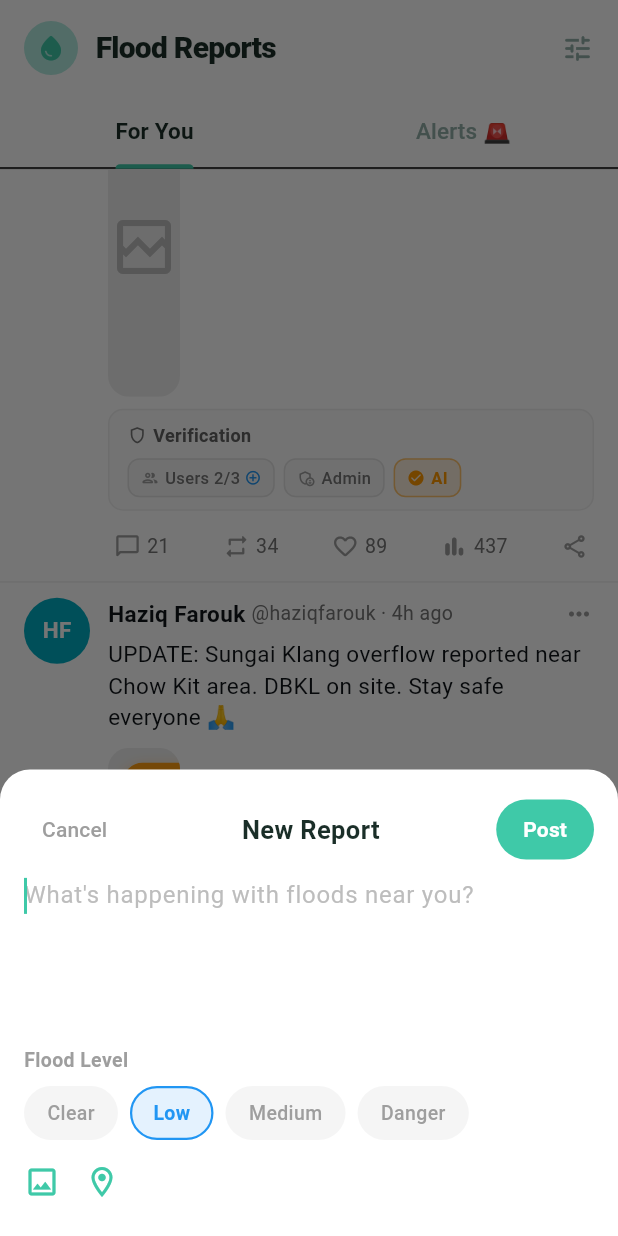
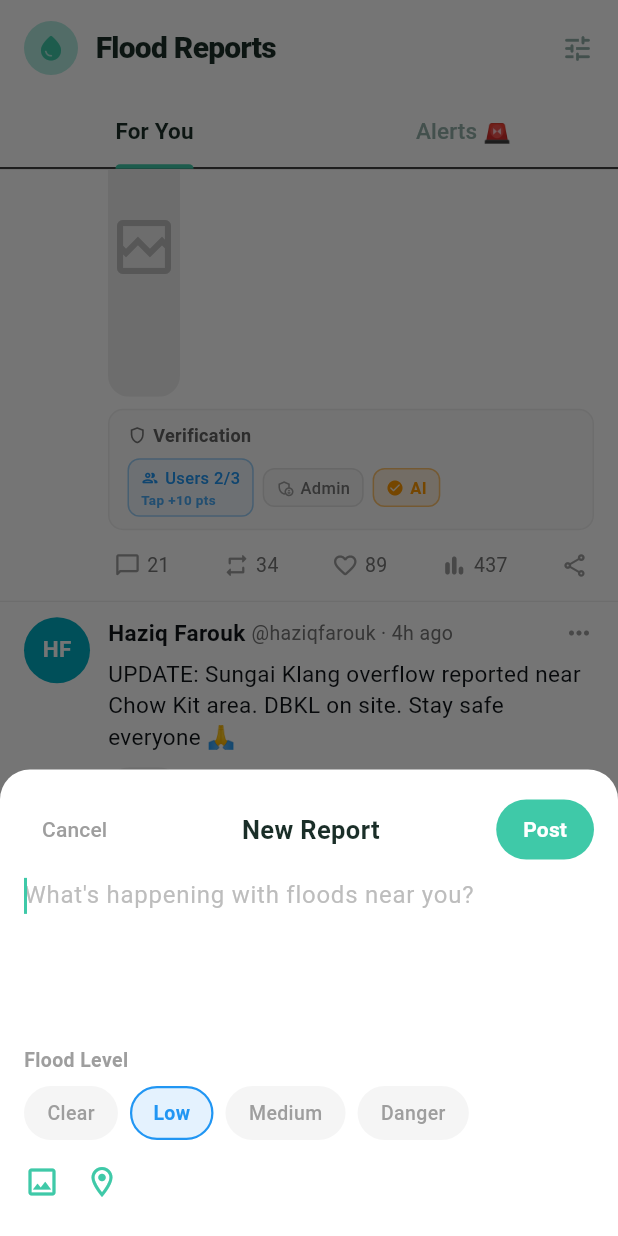
Before and after one commit to Dhaneesh05/KitahackProject2026, a Flutter app: the FeedScreen screen opened directly, scrolled down 576 dp, after a tap on the "add" icon, on a phone screen of 412 x 824 dp. Run offline on Flutter 3.47's test engine with Material 3 defaults, Android fonts, the phone set to English and light mode, and no system bars; our stand-ins replace csv, flutter_dotenv, google_generative_ai, google_maps_flutter, image_picker; missing offline and left inert: dart:js; network calls fail.

Commit message:
V3: Gamified Incentive Redemption Center and Real Verification Tracking

```diff
--- a/lib/models/post.dart
+++ b/lib/models/post.dart
@@ -10,8 +10,8 @@ class Post {
   int reposts;
   final String floodSeverity;
 
-  // Verification
-  int userVerifications; // 3 needed for full user verification
+  // Verification — stores handles of users who verified this post
+  final Set<String> verifiedByUsers;
   bool adminVerified;
   bool aiVerified;
 
@@ -29,17 +29,29 @@ class Post {
     required this.comments,
     required this.reposts,
     required this.floodSeverity,
-    this.userVerifications = 0,
+    Set<String>? verifiedByUsers,
     this.adminVerified = false,
     this.aiVerified = false,
     this.repostedBy,
-  });
+  }) : verifiedByUsers = verifiedByUsers ?? {};
 
-  bool get userVerified => userVerifications >= 3;
+  /// At least 3 distinct users have verified this post
+  bool get userVerified => verifiedByUsers.length >= 3;
+
+  /// Count of user verifications
+  int get userVerificationCount => verifiedByUsers.length;
 
   bool get fullyVerified => userVerified && adminVerified && aiVerified;
 
   factory Post.fromCsvRow(List<dynamic> row) {
+    // Parse legacy int field for userVerifications (cols[10]) to seed a set
+    final verifiedCount = int.tryParse(row.length > 10 ? row[10].toString() : '0') ?? 0;
+    // Seed with placeholder names so pre-existing CSV verifications display correctly
+    final Set<String> verifiedSet = {};
+    for (int i = 0; i < verifiedCount && i < 3; i++) {
+      verifiedSet.add('@seed_user_$i');
+    }
+
     return Post(
       id: row[0].toString(),
       authorName: row[1].toString(),
@@ -51,7 +63,7 @@ class Post {
       comments: int.tryParse(row[7].toString()) ?? 0,
       reposts: int.tryParse(row[8].toString()) ?? 0,
       floodSeverity: row[9].toString(),
-      userVerifications: int.tryParse(row.length > 10 ? row[10].toString() : '0') ?? 0,
+      verifiedByUsers: verifiedSet,
       adminVerified: (row.length > 11 ? row[11].toString().toLowerCase() : 'false') == 'true',
       aiVerified: (row.length > 12 ? row[12].toString().toLowerCase() : 'false') == 'true',
       repostedBy: (row.length > 13 && row[13].toString().trim().isNotEmpty) ? row[13].toString() : null,
@@ -70,7 +82,7 @@ class Post {
       comments: comments,
       reposts: reposts,
       floodSeverity: floodSeverity,
-      userVerifications: userVerifications,
+      verifiedByUsers: Set.from(verifiedByUsers),
       adminVerified: adminVerified,
       aiVerified: aiVerified,
       repostedBy: repostedByUser,
--- a/lib/models/post_store.dart
+++ b/lib/models/post_store.dart
@@ -1,17 +1,106 @@
 import 'post.dart';
 
-/// Singleton store for all posts and user state in memory.
+/// A point transaction entry
+class PointTransaction {
+  final String reason;
+  final int amount; // positive = earned, negative = spent
+  final DateTime timestamp;
+  final String? relatedPostId;
 
-/// This acts as our in-memory state management layer.
+  PointTransaction({
+    required this.reason,
+    required this.amount,
+    required this.timestamp,
+    this.relatedPostId,
+  });
+}
+
+/// Singleton store for all in-memory app state.
 class PostStore {
   static final PostStore _instance = PostStore._internal();
   factory PostStore() => _instance;
   PostStore._internal();
 
-  List<Post> posts = [];
+  // ─── Identity ──────────────────────────────────────────────────────────────
   final String currentUser = 'You';
   final String currentHandle = '@you';
+
+  // ─── Feed state ────────────────────────────────────────────────────────────
+  List<Post> posts = [];
   final Set<String> likedPostIds = {};
   final Set<String> repostedPostIds = {};
-  final List<Post> reposts = []; // posts reposted by current user
+  final List<Post> reposts = [];
+
+  // ─── Points: all users ─────────────────────────────────────────────────────
+  /// Current point balance per user (keyed by username)
+  final Map<String, int> userPoints = {
+    'You': 80,
+    'Ahmad Razif': 320,
+    'Nurul Izzah': 150,
+    'Haziq Farouk': 220,
+    'Sarah Lim': 95,
+    'Reza Amsyar': 450,
+    'Priya Nair': 60,
+    'Wong Kah Fai': 130,
+  };
+
+  /// Transaction history per user (keyed by username)
+  final Map<String, List<PointTransaction>> userPointHistory = {
+    'You': [
+      PointTransaction(reason: 'Welcome bonus 🎉', amount: 50, timestamp: DateTime.now().subtract(const Duration(days: 3))),
+      PointTransaction(reason: 'Submitted flood report', amount: 50, timestamp: DateTime.now().subtract(const Duration(hours: 10))),
+      PointTransaction(reason: 'Post verified by community', amount: 10, timestamp: DateTime.now().subtract(const Duration(hours: 8))),
+      PointTransaction(reason: 'Verified a report', amount: 10, timestamp: DateTime.now().subtract(const Duration(hours: 5))),
+      PointTransaction(reason: 'Verified a report', amount: 10, timestamp: DateTime.now().subtract(const Duration(hours: 3))),
+      PointTransaction(reason: 'Redeemed: RM10 Touch \'n Go eWallet', amount: -50, timestamp: DateTime.now().subtract(const Duration(hours: 1))),
+    ],
+  };
+
+  // ─── Lifetime points (for rank calculation) ────────────────────────────────
+  final Map<String, int> userLifetimePoints = {
+    'You': 130,
+  };
+
+  // ─── Point methods ─────────────────────────────────────────────────────────
+
+  int getPoints(String username) => userPoints[username] ?? 0;
+
+  List<PointTransaction> getHistory(String username) =>
+      List.unmodifiable(userPointHistory[username]?.reversed.toList() ?? []);
+
+  void addPoints(String username, int amount, String reason, {String? relatedPostId}) {
+    userPoints[username] = (userPoints[username] ?? 0) + amount;
+    userLifetimePoints[username] = (userLifetimePoints[username] ?? 0) + amount;
+    userPointHistory.putIfAbsent(username, () => []).add(
+      PointTransaction(reason: reason, amount: amount, timestamp: DateTime.now(), relatedPostId: relatedPostId),
+    );
+  }
+
+  /// Returns true if redemption succeeded, false if not enough points.
+  bool redeemPoints(String username, int cost, String rewardName) {
+    final balance = userPoints[username] ?? 0;
+    if (balance < cost) return false;
+    userPoints[username] = balance - cost;
+    userPointHistory.putIfAbsent(username, () => []).add(
+      PointTransaction(reason: 'Redeemed: $rewardName', amount: -cost, timestamp: DateTime.now()),
+    );
+    return true;
+  }
+
+  /// Rank based on lifetime points earned
+  String getRank(String username) {
+    final lifetime = userLifetimePoints[username] ?? 0;
+    if (lifetime >= 2000) return 'Platinum';
+    if (lifetime >= 1000) return 'Gold';
+    if (lifetime >= 300) return 'Silver';
+    return 'Bronze';
+  }
+
+  int getRankThreshold(String username) {
+    final lifetime = userLifetimePoints[username] ?? 0;
+    if (lifetime >= 2000) return 2000;
+    if (lifetime >= 1000) return 2000;
+    if (lifetime >= 300) return 1000;
+    return 300;
+  }
 }
--- a/lib/screens/feed_screen.dart
+++ b/lib/screens/feed_screen.dart
@@ -125,6 +125,8 @@ class _FeedScreenState extends State<FeedScreen> with SingleTickerProviderStateM
       shape: const RoundedRectangleBorder(borderRadius: BorderRadius.vertical(top: Radius.circular(20))),
       builder: (ctx) => _NewPostSheet(onPost: (post) {
         setState(() => _store.posts.insert(0, post));
+        // Award points for submitting a report
+        _store.addPoints(_store.currentUser, 50, 'Submitted a flood report', relatedPostId: post.id);
       }),
     );
   }
@@ -249,7 +251,7 @@ class _NewPostSheetState extends State<_NewPostSheet> {
       timestamp: 'just now',
       likes: 0, comments: 0, reposts: 0,
       floodSeverity: _severity,
-      userVerifications: 0, adminVerified: false, aiVerified: false,
+      adminVerified: false, aiVerified: false,
     );
     widget.onPost(post);
     Navigator.pop(context);
--- a/lib/screens/main_screen.dart
+++ b/lib/screens/main_screen.dart
@@ -5,6 +5,7 @@ import 'home_screen.dart';
 import 'map_screen.dart';
 import 'feed_screen.dart';
 import 'profile_screen.dart';
+import 'rewards_screen.dart';
 
 class MainScreen extends StatefulWidget {
   const MainScreen({super.key});
@@ -20,6 +21,7 @@ class _MainScreenState extends State<MainScreen> {
     HomeScreen(),
     MapScreen(),
     FeedScreen(),
+    RewardsScreen(),
     ProfileScreen(),
   ];
 
@@ -67,7 +69,8 @@ class _MainScreenState extends State<MainScreen> {
                       _NavItem(icon: Icons.home_outlined, activeIcon: Icons.home_rounded, label: 'HOME', index: 0, selectedIndex: _selectedIndex, onTap: _onTap),
                       _NavItem(icon: Icons.map_outlined, activeIcon: Icons.map_rounded, label: 'MAP', index: 1, selectedIndex: _selectedIndex, onTap: _onTap),
                       _NavItem(icon: Icons.feed_outlined, activeIcon: Icons.feed_rounded, label: 'FEED', index: 2, selectedIndex: _selectedIndex, onTap: _onTap),
-                      _NavItem(icon: Icons.person_outline_rounded, activeIcon: Icons.person_rounded, label: 'PROFILE', index: 3, selectedIndex: _selectedIndex, onTap: _onTap),
+                      _NavItem(icon: Icons.emoji_events_outlined, activeIcon: Icons.emoji_events_rounded, label: 'REWARDS', index: 3, selectedIndex: _selectedIndex, onTap: _onTap),
+                      _NavItem(icon: Icons.person_outline_rounded, activeIcon: Icons.person_rounded, label: 'PROFILE', index: 4, selectedIndex: _selectedIndex, onTap: _onTap),
                     ],
                   ),
                 ),
--- a/lib/widgets/post_card.dart
+++ b/lib/widgets/post_card.dart
@@ -76,7 +76,6 @@ class _PostCardState extends State<PostCard> {
       if (_reposted) {
         widget.post.reposts++;
         _store.repostedPostIds.add(widget.post.id);
-        // Add repost to profile store
         final repost = widget.post.copyWithRepost(_store.currentUser);
         if (!_store.reposts.any((r) => r.id == repost.id)) {
           _store.reposts.add(repost);
@@ -89,16 +88,34 @@ class _PostCardState extends State<PostCard> {
     });
   }
 
+  /// Adds current user's verification to this post (with duplicate + self-post guards)
   void _addUserVerification() {
+    final handle = _store.currentHandle;
+    // Prevent verifying own post
+    if (widget.post.authorHandle == handle) return;
+    // Prevent double-verifying
+    if (widget.post.verifiedByUsers.contains(handle)) return;
+
     setState(() {
-      if (widget.post.userVerifications < 3) {
-        widget.post.userVerifications++;
-      }
+      widget.post.verifiedByUsers.add(handle);
     });
+    // Award points to the verifier
+    _store.addPoints(
+      _store.currentUser, 10, 'Verified a flood report',
+      relatedPostId: widget.post.id,
+    );
+    // Award points to the post author for their report being verified
+    _store.addPoints(
+      widget.post.authorName, 10, 'Your post was verified by ${_store.currentUser}',
+      relatedPostId: widget.post.id,
+    );
   }
 
   @override
   Widget build(BuildContext context) {
+    final alreadyVerified = widget.post.verifiedByUsers.contains(_store.currentHandle);
+    final isOwnPost = widget.post.authorHandle == _store.currentHandle;
+
     return Container(
       decoration: BoxDecoration(
         color: Colors.white,
@@ -114,10 +131,8 @@ class _PostCardState extends State<PostCard> {
                 children: [
                   Icon(Icons.repeat_rounded, size: 14, color: Colors.grey.shade600),
                   const SizedBox(width: 6),
-                  Text(
-                    '${widget.post.repostedBy} reposted',
-                    style: TextStyle(fontSize: 13, color: Colors.grey.shade600, fontWeight: FontWeight.w600),
-                  ),
+                  Text('${widget.post.repostedBy} reposted',
+                    style: TextStyle(fontSize: 13, color: Colors.grey.shade600, fontWeight: FontWeight.w600)),
                 ],
               ),
             ),
@@ -137,31 +152,26 @@ class _PostCardState extends State<PostCard> {
                   child: Column(
                     crossAxisAlignment: CrossAxisAlignment.start,
                     children: [
-                      // Header row
+                      // Author row
                       Row(
                         children: [
                           Expanded(
                             child: Row(
                               children: [
                                 Flexible(
-                                  child: Text(
-                                    widget.post.authorName,
+                                  child: Text(widget.post.authorName,
                                     overflow: TextOverflow.ellipsis,
-                                    style: const TextStyle(fontWeight: FontWeight.w700, fontSize: 15, color: Color(0xFF0F1419)),
-                                  ),
+                                    style: const TextStyle(fontWeight: FontWeight.w700, fontSize: 15, color: Color(0xFF0F1419))),
                                 ),
-                                // Verification checkmark
                                 if (widget.post.fullyVerified) ...[
                                   const SizedBox(width: 4),
                                   Icon(Icons.verified_rounded, size: 16, color: Colors.blue.shade600),
                                 ],
                                 const SizedBox(width: 4),
                                 Flexible(
-                                  child: Text(
-                                    '${widget.post.authorHandle} · ${widget.post.timestamp}',
+                                  child: Text('${widget.post.authorHandle} · ${widget.post.timestamp}',
                                     overflow: TextOverflow.ellipsis,
-                                    style: TextStyle(fontSize: 13, color: Colors.grey.shade600),
-                                  ),
+                                    style: TextStyle(fontSize: 13, color: Colors.grey.shade600)),
                                 ),
                               ],
                             ),
@@ -173,7 +183,7 @@ class _PostCardState extends State<PostCard> {
                       // Content
                       Text(widget.post.content, style: const TextStyle(fontSize: 15, color: Color(0xFF0F1419), height: 1.4)),
                       const SizedBox(height: 10),
-                      // Image + flood badge
+                      // Image + severity badge
                       ClipRRect(
                         borderRadius: BorderRadius.circular(14),
                         child: Stack(
@@ -184,23 +194,16 @@ class _PostCardState extends State<PostCard> {
                               width: double.infinity,
                               height: 200,
                               errorBuilder: (_, __, ___) => Container(
-                                height: 200,
-                                color: Colors.grey.shade200,
-                                child: Icon(Icons.broken_image_outlined, color: Colors.grey.shade400, size: 48),
-                              ),
+                                height: 200, color: Colors.grey.shade200,
+                                child: Icon(Icons.broken_image_outlined, color: Colors.grey.shade400, size: 48)),
                               loadingBuilder: (_, child, progress) {
                                 if (progress == null) return child;
-                                return Container(
-                                  height: 200,
-                                  color: Colors.grey.shade100,
-                                  child: Center(child: CircularProgressIndicator(strokeWidth: 2, color: AppColors.teal)),
-                                );
+                                return Container(height: 200, color: Colors.grey.shade100,
+                                  child: Center(child: CircularProgressIndicator(strokeWidth: 2, color: AppColors.teal)));
                               },
                             ),
-                            // Severity badge
                             Positioned(
-                              top: 10,
-                              left: 10,
+                              top: 10, left: 10,
                               child: Container(
                                 padding: const EdgeInsets.symmetric(horizontal: 10, vertical: 5),
                                 decoration: BoxDecoration(
@@ -213,7 +216,8 @@ class _PostCardState extends State<PostCard> {
                                   children: [
                                     Icon(_severityIcon, color: Colors.white, size: 13),
                                     const SizedBox(width: 4),
-                                    Text(widget.post.floodSeverity.toUpperCase(), style: const TextStyle(color: Colors.white, fontWeight: FontWeight.w800, fontSize: 11, letterSpacing: 0.8)),
+                                    Text(widget.post.floodSeverity.toUpperCase(),
+                                      style: const TextStyle(color: Colors.white, fontWeight: FontWeight.w800, fontSize: 11, letterSpacing: 0.8)),
                                   ],
                                 ),
                               ),
@@ -222,8 +226,13 @@ class _PostCardState extends State<PostCard> {
                         ),
                       ),
                       const SizedBox(height: 8),
-                      // Verification status bar
-                      _VerificationBar(post: widget.post, onUserVerify: _addUserVerification),
+                      // Verification bar
+                      _VerificationBar(
+                        post: widget.post,
+                        onUserVerify: _addUserVerification,
+                        canVerify: !alreadyVerified && !isOwnPost && !widget.post.userVerified,
+                        alreadyVerified: alreadyVerified,
+                      ),
                       const SizedBox(height: 10),
                       // Action buttons
                       Row(
@@ -248,11 +257,13 @@ class _PostCardState extends State<PostCard> {
   }
 }
 
-// ── Verification Bar ─────────────────────────────────────────────────────────
+// ── Verification Bar ──────────────────────────────────────────────────────────
 class _VerificationBar extends StatelessWidget {
   final Post post;
   final VoidCallback onUserVerify;
-  const _VerificationBar({required this.post, required this.onUserVerify});
+  final bool canVerify;
+  final bool alreadyVerified;
+  const _VerificationBar({required this.post, required this.onUserVerify, required this.canVerify, required this.alreadyVerified});
 
   @override
   Widget build(BuildContext context) {
@@ -283,30 +294,19 @@ class _VerificationBar extends StatelessWidget {
           const SizedBox(height: 7),
           Row(
             children: [
-              // User verifications (3 needed)
+              // User chip
               _VerifChip(
-                label: 'Users ${post.userVerifications}/3',
+                label: 'Users ${post.userVerificationCount}/3',
+                subLabel: alreadyVerified ? 'You verified' : (canVerify ? 'Tap +10 pts' : null),
                 icon: Icons.people_outline_rounded,
                 done: post.userVerified,
                 color: Colors.blue,
-                onTap: onUserVerify,
+                onTap: canVerify ? onUserVerify : null,
               ),
               const SizedBox(width: 6),
-              // Admin
-              _VerifChip(
-                label: 'Admin',
-                icon: Icons.admin_panel_settings_outlined,
-                done: post.adminVerified,
-                color: Colors.purple,
-              ),
+              _VerifChip(label: 'Admin', icon: Icons.admin_panel_settings_outlined, done: post.adminVerified, color: Colors.purple),
               const SizedBox(width: 6),
-              // AI
-              _VerifChip(
-                label: 'AI',
-                icon: Icons.smart_toy_outlined,
-                done: post.aiVerified,
-                color: Colors.orange,
-              ),
+              _VerifChip(label: 'AI', icon: Icons.smart_toy_outlined, done: post.aiVerified, color: Colors.orange),
             ],
           ),
         ],
@@ -317,11 +317,12 @@ class _VerificationBar extends StatelessWidget {
 
 class _VerifChip extends StatelessWidget {
   final String label;
+  final String? subLabel;
   final IconData icon;
   final bool done;
   final Color color;
   final VoidCallback? onTap;
-  const _VerifChip({required this.label, required this.icon, required this.done, required this.color, this.onTap});
+  const _VerifChip({required this.label, required this.icon, required this.done, required this.color, this.onTap, this.subLabel});
 
   @override
   Widget build(BuildContext context) {
@@ -331,21 +332,24 @@ class _VerifChip extends StatelessWidget {
         duration: const Duration(milliseconds: 200),
         padding: const EdgeInsets.symmetric(horizontal: 8, vertical: 4),
         decoration: BoxDecoration(
-          color: done ? color.withValues(alpha: 0.12) : Colors.grey.shade100,
+          color: done ? color.withValues(alpha: 0.12) : (onTap != null ? color.withValues(alpha: 0.06) : Colors.grey.shade100),
           borderRadius: BorderRadius.circular(8),
-          border: Border.all(color: done ? color.withValues(alpha: 0.5) : Colors.grey.shade300, width: 1),
+          border: Border.all(color: done ? color.withValues(alpha: 0.5) : (onTap != null ? color.withValues(alpha: 0.4) : Colors.grey.shade300), width: 1),
         ),
-        child: Row(
-          mainAxisSize: MainAxisSize.min,
+        child: Column(
+          crossAxisAlignment: CrossAxisAlignment.start,
           children: [
-            Icon(done ? Icons.check_circle_rounded : icon, size: 12, color: done ? color : Colors.grey.shade500),
-            const SizedBox(width: 4),
-            Text(label, style: TextStyle(fontSize: 11, color: done ? color : Colors.grey.shade600, fontWeight: done ? FontWeight.w700 : FontWeight.w500)),
-            // Tap to verify hint
-            if (!done && onTap != null) ...[
-              const SizedBox(width: 3),
-              Icon(Icons.add_circle_outline, size: 11, color: color),
-            ],
+            Row(
+              mainAxisSize: MainAxisSize.min,
+              children: [
+                Icon(done ? Icons.check_circle_rounded : icon, size: 12, color: done ? color : (onTap != null ? color : Colors.grey.shade500)),
+                const SizedBox(width: 4),
+                Text(label, style: TextStyle(fontSize: 11, color: done ? color : (onTap != null ? color : Colors.grey.shade600), fontWeight: done ? FontWeight.w700 : FontWeight.w500)),
+              ],
+            ),
+            if (subLabel != null) ...[
+              Text(subLabel!, style: TextStyle(fontSize: 9, color: done ? Colors.green.shade600 : color.withValues(alpha: 0.8), fontWeight: FontWeight.w600)),
+            ]
           ],
         ),
       ),
@@ -360,7 +364,6 @@ class _ActionBtn extends StatelessWidget {
   final Color activeColor;
   final bool isActive;
   final VoidCallback onTap;
-
   const _ActionBtn({required this.icon, required this.count, required this.activeColor, required this.onTap, this.isActive = false});
 
   String _fmt(int n) {
```
Also changed, not shown: lib/screens/rewards_screen.dart (added, +377 -0 lines).
